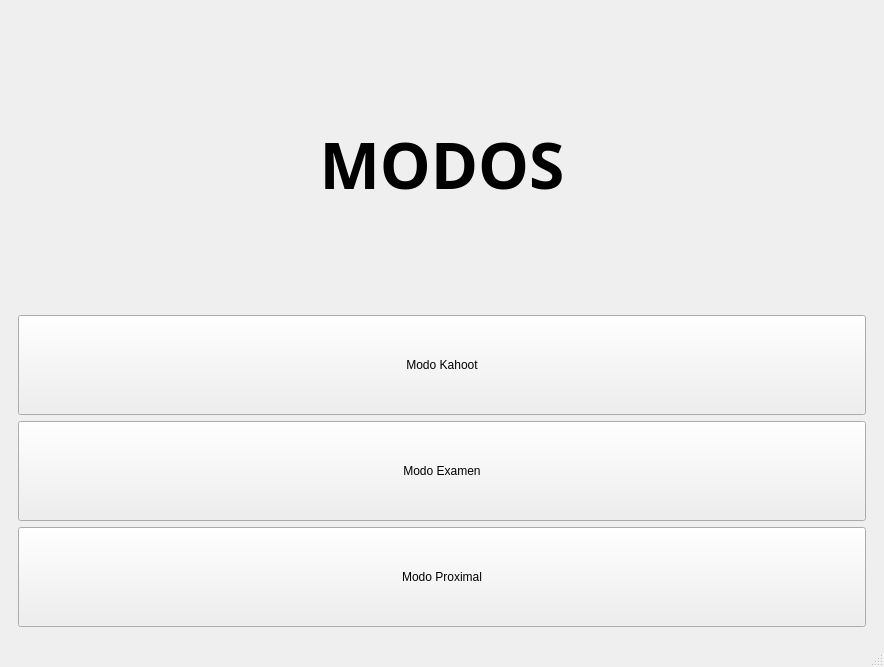
Old version of the form App/Juego.ui in the repository Jpejim13/TrivialFP.
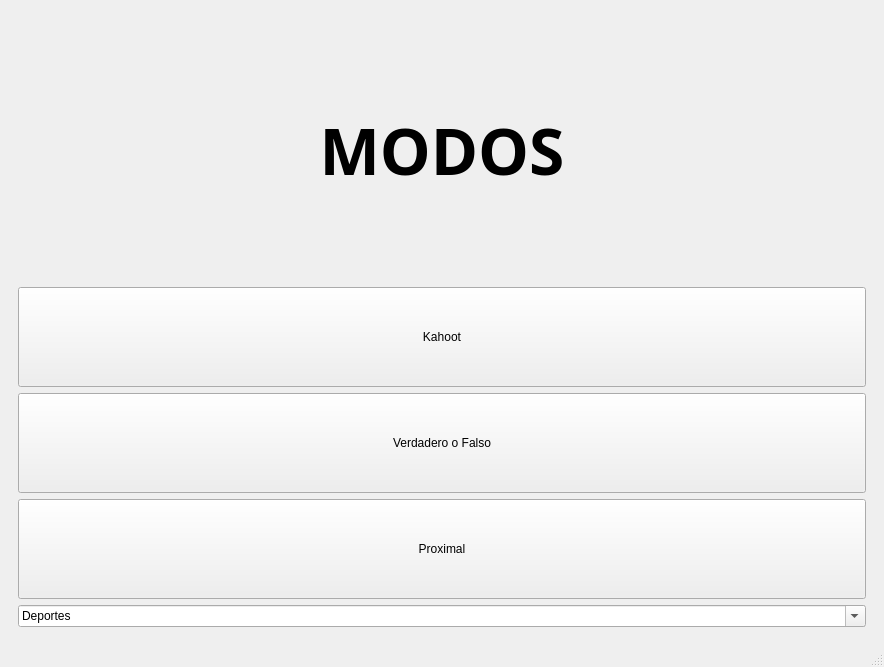
New version of the form.

Commit message: mejora interfaz

Patch:
```diff
--- a/App/Juego.ui
+++ b/App/Juego.ui
@@ -54,20 +54,7 @@
       <widget class="QWidget" name="pantallaSeleccionModo">
        <layout class="QVBoxLayout" name="verticalLayout_3">
         <item>
-         <spacer name="verticalSpacer_2">
-          <property name="orientation">
-           <enum>Qt::Orientation::Vertical</enum>
-          </property>
-          <property name="sizeHint" stdset="0">
-           <size>
-            <width>20</width>
-            <height>40</height>
-           </size>
-          </property>
-         </spacer>
-        </item>
-        <item>
-         <widget class="QLabel" name="labelModos">
+         <widget class="QLabel" name="desplegableTemas">
           <property name="minimumSize">
            <size>
             <width>0</width>
@@ -89,19 +76,6 @@
           </property>
          </widget>
         </item>
-        <item>
-         <spacer name="verticalSpacer">
-          <property name="orientation">
-           <enum>Qt::Orientation::Vertical</enum>
-          </property>
-          <property name="sizeHint" stdset="0">
-           <size>
-            <width>20</width>
-            <height>30</height>
-           </size>
-          </property>
-         </spacer>
-        </item>
         <item>
          <widget class="QPushButton" name="botonKahoot">
           <property name="minimumSize">
@@ -123,7 +97,7 @@
            </size>
           </property>
           <property name="text">
-           <string>Modo Kahoot</string>
+           <string>Kahoot</string>
           </property>
          </widget>
         </item>
@@ -136,7 +110,7 @@
            </size>
           </property>
           <property name="text">
-           <string>Modo Examen</string>
+           <string>Verdadero o Falso</string>
           </property>
          </widget>
         </item>
@@ -149,10 +123,47 @@
            </size>
           </property>
           <property name="text">
-           <string>Modo Proximal</string>
+           <string>Proximal</string>
           </property>
          </widget>
         </item>
+        <item>
+         <widget class="QComboBox" name="comboBox">
+          <property name="accessibleName">
+           <string/>
+          </property>
+          <property name="styleSheet">
+           <string notr="true">/* Esto centra el texto cuando el ComboBox es EDITABLE */
+QComboBox QLineEdit {
+    qproperty-alignment: 'AlignCenter';
+    background: transparent; /* Para que herede el color del fondo del combo */
+    border: none;            /* Para que no cree un borde doble interno */
+}
+</string>
+          </property>
+          <property name="editable">
+           <bool>true</bool>
+          </property>
+          <property name="currentText">
+           <string>Deportes</string>
+          </property>
+          <item>
+           <property name="text">
+            <string>Deportes</string>
+           </property>
+          </item>
+          <item>
+           <property name="text">
+            <string>Historia</string>
+           </property>
+          </item>
+          <item>
+           <property name="text">
+            <string>Ciencia y naturaleza</string>
+           </property>
+          </item>
+         </widget>
+        </item>
        </layout>
       </widget>
       <widget class="QWidget" name="pantallaKahoot">
```
Left out of the diff: 10 changed lines with no effect on the pictures.
